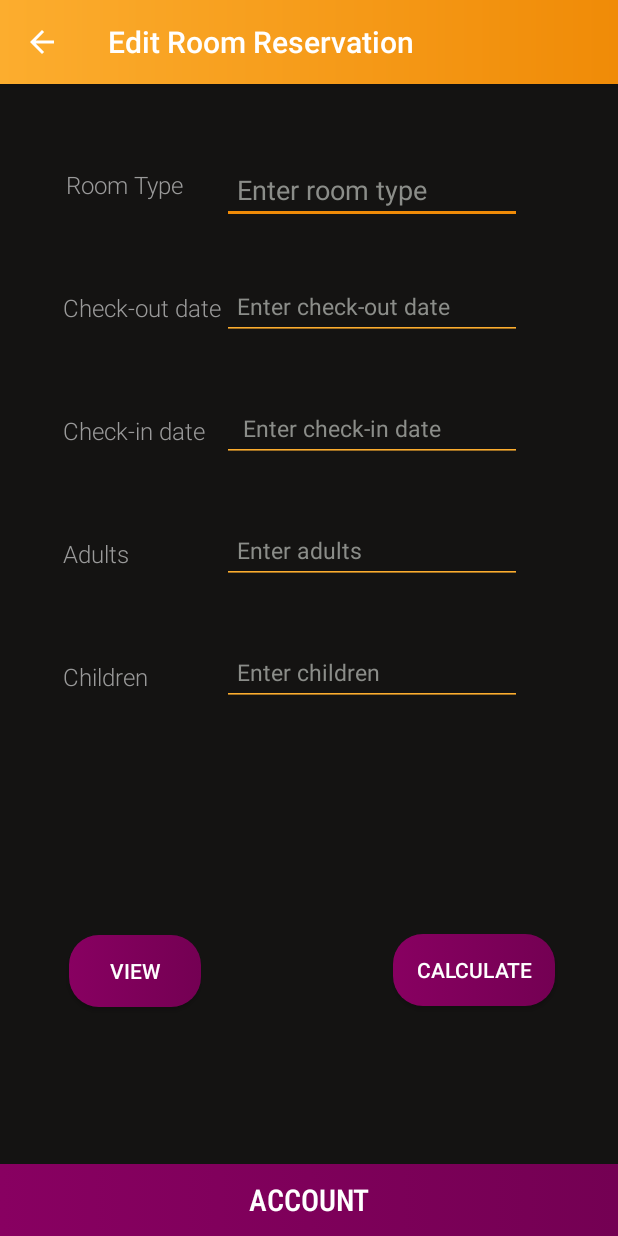
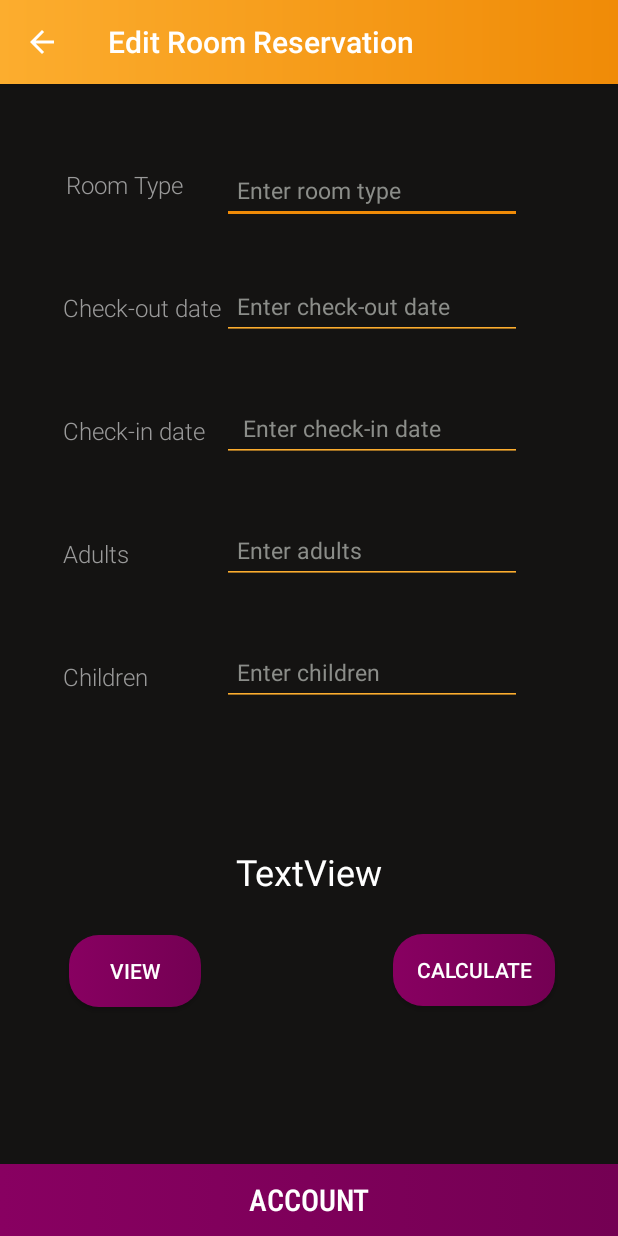
Before and after one commit to winstonjaysa/contact4, an Android app: the RoomReservation screen opened directly, with no data from a screen before it, after a tap on "ACCOUNT", on a phone screen of 412 x 824 dp. Run offline under Robolectric (Android 15) with nearby library versions, the phone set to English and light mode, and no system bars; our stand-ins replace Firebase (no records; nobody signed in at launch, a user with empty details on screens opened directly).

Commit message:
hutho hari sync 5

```diff
--- a/app/src/main/java/com/example/contact/OrderAdd.java
+++ b/app/src/main/java/com/example/contact/OrderAdd.java
@@ -60,7 +60,7 @@ public class OrderAdd extends AppCompatActivity {
 
         spinner_meal=(Spinner) findViewById(R.id.meal_list);
         spinner_time=(Spinner) findViewById(R.id.time_list);
-        btnsave=findViewById(R.id.btnupdate);
+        btnsave=findViewById(R.id.btnCalc);
 
         orderDetails=new OrderDetails();
 
--- a/app/src/main/java/com/example/contact/RoomReservation.java
+++ b/app/src/main/java/com/example/contact/RoomReservation.java
@@ -1,10 +1,13 @@
 package com.example.contact;
 
+import android.app.DatePickerDialog;
 import android.content.Intent;
 import android.os.Bundle;
 import android.text.TextUtils;
+import android.util.Log;
 import android.view.View;
 import android.widget.Button;
+import android.widget.DatePicker;
 import android.widget.EditText;
 import android.widget.TextView;
 import android.widget.Toast;
@@ -19,11 +22,20 @@ import com.google.firebase.database.DatabaseReference;
 import com.google.firebase.database.FirebaseDatabase;
 import com.google.firebase.database.ValueEventListener;
 
+import java.util.Calendar;
+import java.util.Date;
+import java.text.ParseException;
+import java.text.SimpleDateFormat;
+
+
 
 public class RoomReservation extends AppCompatActivity {
     EditText etxt1,etxt2,etxt3,etxt4,etxt5;
-    TextView txt1;
-    Button btnsave2,btnview,btnSave;
+    TextView txtTotal;
+    Long dt1;
+    Button btnCalc,btnview,btnSave;
+    DatePickerDialog datePickerDialog;
+    Calendar d1;
     RoomDetails roomDetails;
     DatabaseReference myRef;
     long maxId=0;
@@ -49,9 +61,9 @@ public class RoomReservation extends AppCompatActivity {
         etxt3=findViewById(R.id.etxt3);
         etxt4=findViewById(R.id.etxt4);
         etxt5=findViewById(R.id.etxt5);
-        txt1=findViewById(R.id.txt1);
+        txtTotal=findViewById(R.id.txtTotal);
 
-        btnsave2=findViewById(R.id.btnupdate);
+        btnCalc=findViewById(R.id.btnCalc);
         btnview=findViewById(R.id.btnView);
         btnSave=findViewById(R.id.btnSave);
 
@@ -71,27 +83,127 @@ public class RoomReservation extends AppCompatActivity {
             }
         });
 
+        etxt2.setOnClickListener(new View.OnClickListener() {
+            @Override
+            public void onClick(View v) {
+                // calender class's instance and get current date , month and year from calender
+                final Calendar c = Calendar.getInstance();
+                int mYear = c.get(Calendar.YEAR); // current year
+                int mMonth = c.get(Calendar.MONTH); // current month
+                int mDay = c.get(Calendar.DAY_OF_MONTH); // current day
+                // date picker dialog
+
+                datePickerDialog = new DatePickerDialog(RoomReservation.this,
+                        new DatePickerDialog.OnDateSetListener() {
+
+                            @Override
+                            public void onDateSet(DatePicker view, int year,
+                                                  int monthOfYear, int dayOfMonth) {
+                                // set day of month , month and year value in the edit text
+                                etxt2.setText(dayOfMonth + "/"
+                                        + (monthOfYear + 1) + "/" + year);
+
+                            }
+                        }, mYear, mMonth, mDay);
+                datePickerDialog.getDatePicker().setMinDate(System.currentTimeMillis() - 1000);
+                datePickerDialog.show();
+            }
+        });
+
+        etxt3.setOnClickListener(new View.OnClickListener() {
+            @Override
+            public void onClick(View v) {
+                // calender class's instance and get current date , month and year from calender
+                final Calendar c = Calendar.getInstance();
+                int mYear = c.get(Calendar.YEAR); // current year
+                int mMonth = c.get(Calendar.MONTH); // current month
+                int mDay = c.get(Calendar.DAY_OF_MONTH); // current day
+                // date picker dialog
+
+                datePickerDialog = new DatePickerDialog(RoomReservation.this,
+                        new DatePickerDialog.OnDateSetListener() {
+
+                            @Override
+                            public void onDateSet(DatePicker view, int year,
+                                                  int monthOfYear, int dayOfMonth) {
+                                // set day of month , month and year value in the edit text
+                                etxt3.setText(dayOfMonth + "/"
+                                        + (monthOfYear + 1) + "/" + year);
+
+                            }
+                        }, mYear, mMonth, mDay);
+                datePickerDialog.getDatePicker().setMinDate(System.currentTimeMillis() - 1000);
+                datePickerDialog.show();
+            }
+        });
+
+
+        d1=Calendar.getInstance();
+
+
+        btnCalc.setOnClickListener(new View.OnClickListener() {
+            @Override
+            public void onClick(View view) {
+                String d1=etxt2.getText().toString();
+                String d2=etxt3.getText().toString();
+
+                SimpleDateFormat sdf = new SimpleDateFormat( "dd-MMM-yyyy" );
+                try {
+                    Date dtte1 = sdf.parse( d1 );
+                    Date dtte2 = sdf.parse( d2 );
+
+                    Long gg=compareTo(dtte1,dtte2);
+                    int h=1;
+                    //Math.toIntExact(gg);
+
+//                    if ( compareTo( dtte1, dtte2 ) < 0 )
+//                    {
+//                        Toast.makeText(RoomReservation.this,"daate 2 ",Toast.LENGTH_LONG).show();
+//                    }
+//                    else if ( compareTo( dtte1, dtte2 ) > 0 )
+//                    {
+//                        Toast.makeText(RoomReservation.this,"daate 1 ",Toast.LENGTH_LONG).show();
+//                    }
+//                    else
+//                    {
+//                        Toast.makeText(RoomReservation.this,"eq ",Toast.LENGTH_LONG).show();
+//                    }
+                }catch (ParseException e){
+
+                }
+
+            }
+        });
+
         btnSave.setOnClickListener(new View.OnClickListener() {
             @Override
             public void onClick(View view) {
 
                 try {
-                    //if(TextUtils.isEmpty(etxt1.getText().toString()))
-                        Toast.makeText(RoomReservation.this,"please enter a name",Toast.LENGTH_LONG).show();
-                    //else {
-                        roomDetails.setRType("g1");
-                        roomDetails.setInDate("g2");
-                        roomDetails.setOutDate("g3");
-                        roomDetails.setAmountAdults(1);
-                        roomDetails.setAmountChildren(2);
+                    if(TextUtils.isEmpty(etxt1.getText().toString())) {
+                        Toast.makeText(RoomReservation.this, "please enter room type", Toast.LENGTH_LONG).show();
+                    }else if(TextUtils.isEmpty(etxt2.getText().toString())) {
+                        Toast.makeText(RoomReservation.this, "please enter check-in date", Toast.LENGTH_LONG).show();
+                    }else if(TextUtils.isEmpty(etxt3.getText().toString())) {
+                        Toast.makeText(RoomReservation.this, "please enter check-out date", Toast.LENGTH_LONG).show();
+                    }else if(TextUtils.isEmpty(etxt4.getText().toString())) {
+                        Toast.makeText(RoomReservation.this, "please enter amount of adults", Toast.LENGTH_LONG).show();
+                    }else if(TextUtils.isEmpty(etxt5.getText().toString())) {
+                        Toast.makeText(RoomReservation.this, "please enter amount of children", Toast.LENGTH_LONG).show();
+                    }else{
+                        roomDetails.setRType(etxt1.getText().toString().trim());
+                        roomDetails.setInDate(etxt2.getText().toString().trim());
+                        roomDetails.setOutDate(etxt3.getText().toString().trim());
+                        roomDetails.setAmountAdults(Integer.parseInt(etxt4.getText().toString().trim()));
+                        roomDetails.setAmountChildren(Integer.parseInt(etxt5.getText().toString().trim()));
                         roomDetails.setTotal(Float.parseFloat("54"));
 
                         //myRef.push().setValue(roomDetails);
                         myRef.child(String.valueOf(maxId+1)).setValue(roomDetails);
 
-                        //Toast.makeText(getApplicationContext(), roomDetails.getR()+" "+ roomDetails.getAge()+" "+ roomDetails.getNumber()+" "+ roomDetails.getHeight(),Toast.LENGTH_SHORT).show();
+                        Toast.makeText(getApplicationContext(),"Reservation added successfully",Toast.LENGTH_SHORT).show();
                         clearControl();
-                    //}
+                    }
                 }catch (NumberFormatException e){
                     Toast.makeText(getApplicationContext(),"invalid control number",Toast.LENGTH_SHORT).show();
                 }
@@ -115,4 +227,13 @@ public class RoomReservation extends AppCompatActivity {
         Intent intent=new Intent(this,AccActivity.class);
         startActivity(intent);
     }
+
+    public static long compareTo( Date date1,Date date2 )
+    {
+//returns negative value if date1 is before date2
+//returns 0 if dates are even
+//returns positive value if date1 is after date2
+        Long tot=date1.getTime() - date2.getTime();
+        return tot;
+    }
 }
--- a/app/src/main/java/com/example/contact/ViewActivity.java
+++ b/app/src/main/java/com/example/contact/ViewActivity.java
@@ -44,7 +44,7 @@ public class ViewActivity extends AppCompatActivity {
         t3=findViewById(R.id.txt3);
         t4=findViewById(R.id.txt4);
         btnview=findViewById(R.id.btnview);
-        btnup=findViewById(R.id.btnupdate);
+        btnup=findViewById(R.id.btnCalc);
         btndel=findViewById(R.id.btndelete);
 
         roomDetails =new RoomDetails();
--- a/app/src/main/java/com/example/contact/activity_Order_del_update.java
+++ b/app/src/main/java/com/example/contact/activity_Order_del_update.java
@@ -57,7 +57,7 @@ public class activity_Order_del_update extends AppCompatActivity {
         spinner_time = (Spinner) findViewById(R.id.time_list);
         spinner_time.setSelection(getIndex_SpinnerItem(spinner_time, time));
 
-        mUpdate = findViewById(R.id.btnupdate);
+        mUpdate = findViewById(R.id.btnCalc);
         mDelete = findViewById(R.id.btndelete);
 
 
--- a/app/src/main/res/drawable/button_full_width_secondary.xml
+++ b/app/src/main/res/drawable/button_full_width_secondary.xml
@@ -2,14 +2,12 @@
 <selector xmlns:android="http://schemas.android.com/apk/res/android">
     <item android:state_pressed="true">
         <shape>
-            <corners android:radius="20dp"/>
-            <solid android:color="#fe102f"/>
+            <solid android:color="@color/colorSecondaryDark"/>
         </shape>
     </item>
     <item android:state_focused="true">
         <shape>
-            <corners android:radius="20dp"/>
-            <solid android:color="#fe102f"/>
+            <solid android:color="@color/colorSecondaryDark"/>
         </shape>
     </item>
     <item >
--- a/app/src/main/res/layout/activity__order_del_update.xml
+++ b/app/src/main/res/layout/activity__order_del_update.xml
@@ -59,7 +59,7 @@
         app:layout_constraintTop_toBottomOf="@+id/time_list" />
 
     <Button
-        android:id="@+id/btnupdate"
+        android:id="@+id/btnCalc"
         android:layout_width="wrap_content"
         android:layout_height="wrap_content"
         android:layout_marginStart="8dp"
@@ -87,7 +87,7 @@
         android:text="@string/delete"
         android:textColor="#FFFFFF"
         app:layout_constraintBottom_toBottomOf="parent"
-        app:layout_constraintEnd_toStartOf="@+id/btnupdate"
+        app:layout_constraintEnd_toStartOf="@+id/btnCalc"
         app:layout_constraintHorizontal_bias="0.379"
         app:layout_constraintStart_toStartOf="parent"
         app:layout_constraintTop_toBottomOf="@+id/etxt2"
--- a/app/src/main/res/layout/activity_order_add.xml
+++ b/app/src/main/res/layout/activity_order_add.xml
@@ -76,7 +76,7 @@
         app:layout_constraintTop_toBottomOf="@+id/time_list" />
 
     <Button
-        android:id="@+id/btnupdate"
+        android:id="@+id/btnCalc"
         android:layout_width="wrap_content"
         android:layout_height="wrap_content"
         android:layout_marginStart="8dp"
--- a/app/src/main/res/layout/activity_room_reservation_main.xml
+++ b/app/src/main/res/layout/activity_room_reservation_main.xml
@@ -21,7 +21,9 @@
         android:paddingEnd="5dp"
         android:paddingBottom="5dp"
         android:singleLine="false"
+        android:textColor="@color/colorPrimary"
         android:textColorHint="#8B8D89"
+        android:textSize="15sp"
         android:theme="@style/EditTextTheme"
         app:layout_constraintEnd_toEndOf="parent"
         app:layout_constraintTop_toTopOf="parent" />
@@ -64,7 +66,7 @@
         android:layout_marginEnd="64dp"
         android:ems="10"
         android:hint="Enter check-out date"
-        android:inputType="textPersonName"
+        android:focusable="false"
         android:paddingStart="10dp"
         android:paddingTop="5dp"
         android:paddingEnd="5dp"
@@ -104,7 +106,7 @@
         android:textColor="@color/colorPrimaryDark"
         android:textColorHint="#8B8D89"
         android:hint=" Enter check-in date"
-        android:inputType="textPersonName"
+        android:focusable="false"
         android:theme="@style/EditTextTheme"
         android:paddingStart="10dp"
         android:paddingTop="5dp"
@@ -141,7 +143,7 @@
         android:textColor="@color/colorPrimaryDark"
         android:textColorHint="#8B8D89"
         android:hint="Enter adults"
-        android:inputType="textPersonName"
+        android:inputType="number"
         android:theme="@style/EditTextTheme"
         android:paddingStart="10dp"
         android:paddingTop="5dp"
@@ -189,7 +191,7 @@
         app:layout_constraintTop_toBottomOf="@+id/etxt4" />
 
     <Button
-        android:id="@+id/btnupdate"
+        android:id="@+id/btnCalc"
         android:layout_width="wrap_content"
         android:layout_height="wrap_content"
         android:layout_marginStart="8dp"
@@ -223,7 +225,7 @@
         app:layout_constraintBottom_toBottomOf="parent"
         app:layout_constraintEnd_toEndOf="parent"
 
-        app:layout_constraintEnd_toStartOf="@+id/btnupdate"
+        app:layout_constraintEnd_toStartOf="@+id/btnCalc"
         app:layout_constraintHorizontal_bias="0.24"
         app:layout_constraintStart_toStartOf="parent"
         app:layout_constraintTop_toBottomOf="@+id/etxt5" />
@@ -243,7 +245,22 @@
         app:layout_constraintHorizontal_bias="0.498"
         app:layout_constraintStart_toStartOf="parent" />
 
-
+    <TextView
+        android:id="@+id/txtTotal"
+        android:layout_width="wrap_content"
+        android:layout_height="wrap_content"
+        android:layout_marginStart="8dp"
+        android:layout_marginTop="8dp"
+        android:layout_marginEnd="8dp"
+        android:layout_marginBottom="8dp"
+        android:text="TextView"
+        android:textColor="@color/white"
+        android:textSize="24sp"
+        app:layout_constraintBottom_toBottomOf="parent"
+        app:layout_constraintEnd_toEndOf="parent"
+        app:layout_constraintStart_toStartOf="parent"
+        app:layout_constraintTop_toBottomOf="@+id/etxt5"
+        app:layout_constraintVertical_bias="0.282" />
 
 
 </androidx.constraintlayout.widget.ConstraintLayout>
--- a/app/src/main/res/layout/activity_view.xml
+++ b/app/src/main/res/layout/activity_view.xml
@@ -74,7 +74,7 @@
         app:layout_constraintVertical_bias="0.082" />
 
     <Button
-        android:id="@+id/btnupdate"
+        android:id="@+id/btnCalc"
         android:layout_width="wrap_content"
         android:layout_height="wrap_content"
         android:layout_marginStart="8dp"
@@ -101,7 +101,7 @@
         app:layout_constraintBottom_toBottomOf="parent"
         app:layout_constraintEnd_toStartOf="@+id/btnview"
         app:layout_constraintHorizontal_bias="0.523"
-        app:layout_constraintStart_toEndOf="@+id/btnupdate"
+        app:layout_constraintStart_toEndOf="@+id/btnCalc"
         app:layout_constraintTop_toBottomOf="@+id/txt4"
         app:layout_constraintVertical_bias="0.081" />
 </androidx.constraintlayout.widget.ConstraintLayout>
```
